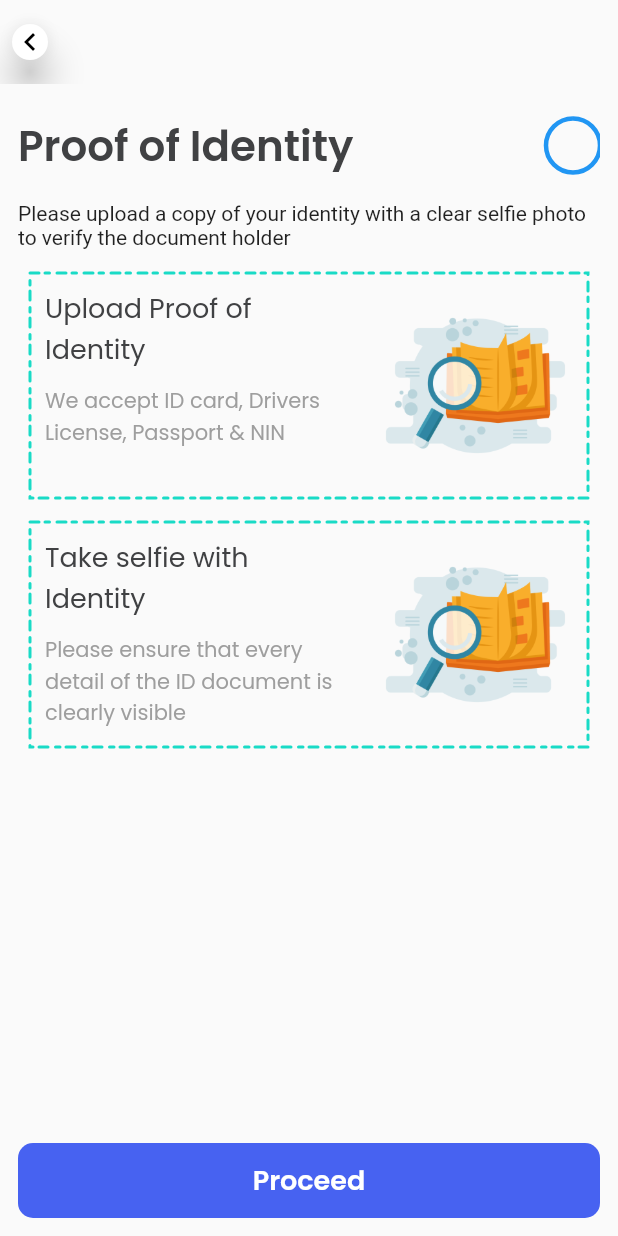
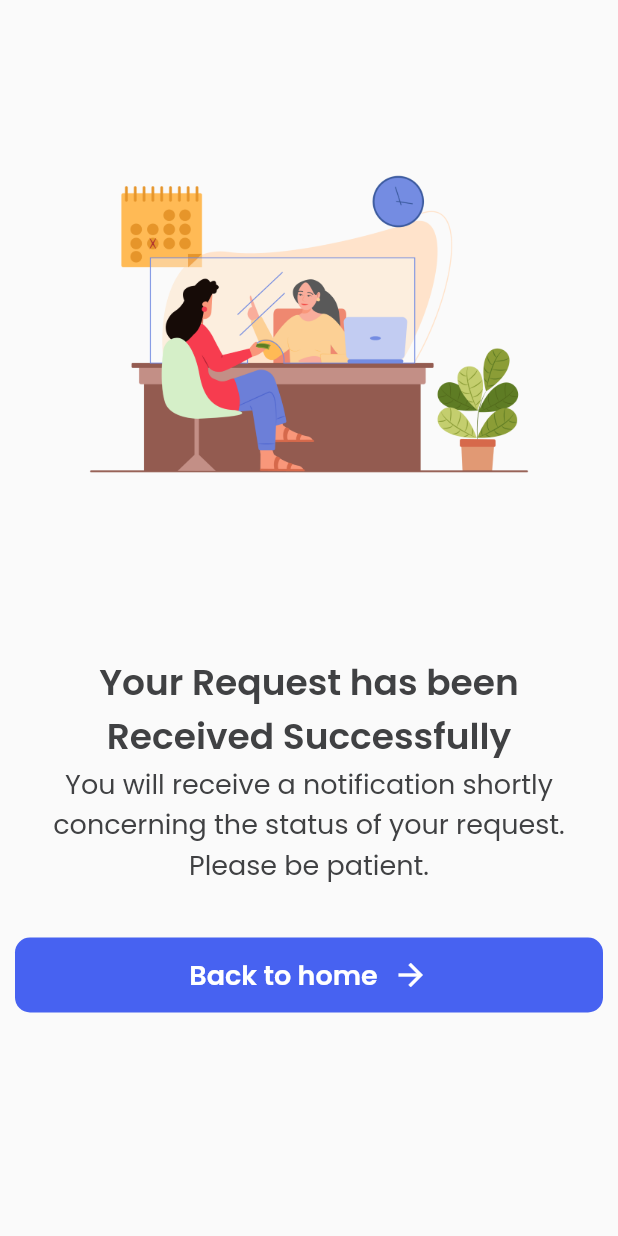
Before and after one commit to Praise650/sanlater, a Flutter app: the screen it shows after launch, on a phone screen of 412 x 824 dp. Run offline on Flutter 3.47's test engine with Material 2 defaults, Android fonts, the light colour scheme and no system bars; drawn by our look-alikes of dotted_border; our stand-ins replace flutter_hooks, font_awesome_flutter, google_fonts, mask_text_input_formatter, modal_progress_hud_nsn.

Commit message:
I have created the request_approved_screen.dart and request_received_screen.dart

```diff
--- a/lib/component/custom_button.dart
+++ b/lib/component/custom_button.dart
@@ -26,7 +26,10 @@ CustomButton({
           mainAxisAlignment: MainAxisAlignment.center,
           children: [
             Text(title, style: titleStyle,),
-            Icon(icon, color: Colors.white,),
+            Padding(
+              padding: const EdgeInsets.only(left:10.0),
+              child: Icon(icon, color: Colors.white,),
+            ),
           ],
         );
       }
--- a/lib/main.dart
+++ b/lib/main.dart
@@ -6,6 +6,8 @@ import 'package:sanlater/ui/screens/my_cart_screen.dart';
 import 'package:sanlater/ui/screens/paybills_screen.dart';
 import 'package:sanlater/ui/screens/personal_information_screen.dart';
 import 'package:sanlater/ui/screens/proof_of_identity_screen.dart';
+import 'package:sanlater/ui/screens/request_approved_screen.dart';
+import 'package:sanlater/ui/screens/request_received_screen.dart';
 import 'package:sanlater/ui/screens/verify_identity.dart';
 import 'ui/screens/onboarding.dart';
 import 'ui/screens/splash_screen.dart';
@@ -24,7 +26,7 @@ class MyApp extends StatelessWidget {
       theme: ThemeData(
         primarySwatch: Colors.blue,
       ),
-      initialRoute: ProofOfIdentity.id,
+      initialRoute: RequestReceivedScreen.id,
       // home: CounterApp(),
       routes: {
         SplashScreen.id:(context)=>SplashScreen(),
@@ -37,6 +39,8 @@ class MyApp extends StatelessWidget {
         VerifyDetailsScreen.id :(context)=>VerifyDetailsScreen(),
         PersonalInformationScreen.id : (context)=> PersonalInformationScreen(),
         ProofOfIdentity.id : (context)=> ProofOfIdentity(),
+        RequestApprovedScreen.id : (context)=> RequestApprovedScreen(),
+        RequestReceivedScreen.id : (context)=> RequestReceivedScreen(),
       },
     );
   }
--- /dev/null
+++ b/lib/ui/screens/request_received_screen.dart
@@ -0,0 +1,68 @@
+import 'package:flutter/material.dart';
+import 'package:sanlater/component/custom_button.dart';
+import 'package:sanlater/ui/screens/request_approved_screen.dart';
+import 'package:sanlater/util.dart/assets.dart';
+import 'package:sanlater/util.dart/colors.dart';
+import 'package:sanlater/util.dart/text_styles.dart';
+
+class RequestReceivedScreen extends StatelessWidget {
+  static const id = 'request_received_screen';
+  const RequestReceivedScreen({Key? key}) : super(key: key);
+
+  @override
+  Widget build(BuildContext context) {
+    return Scaffold(
+      body: Padding(
+        padding: const EdgeInsets.all(10.0),
+        child: ListView(
+          // crossAxisAlignment: CrossAxisAlignment.stretch,
+          children: [
+            Padding(
+              padding: const EdgeInsets.only(bottom: 15.0),
+              child: Container(
+                height: MediaQuery.of(context).size.height*0.5,
+                decoration: BoxDecoration(
+                    image: DecorationImage(
+                  image: AssetImage(Assets.deposit),
+                  fit: BoxFit.cover,
+                )),
+              ),
+            ),
+            Column(
+              children: [
+                Text(
+                  'Your Request has been Received Successfully',
+                  textAlign: TextAlign.center,
+                  style: sizeTwentyEightBoldBlack.copyWith(
+                      fontSize: 24, fontWeight: FontWeight.w600),
+                ),
+
+            Text(
+              'You will receive a notification shortly concerning the status of your request. Please be patient.',
+              style: sizeEighteenLightBlack,
+              textAlign: TextAlign.center,
+            ),
+              ],
+            ),
+            Padding(
+              padding: const EdgeInsets.symmetric(vertical:35.0),
+              child: CustomButton(
+                title: 'Back to home',
+                isIcon: true,
+                onPressed: () {
+                  Navigator.push(context, MaterialPageRoute(builder: (context)=>RequestApprovedScreen()));
+                },
+                buttonColor: App.appPrimary,
+                icon: Icons.arrow_forward,
+                titleStyle: sizeEighteenBoldWhite,
+                buttonShape: RoundedRectangleBorder(
+                  borderRadius: BorderRadius.circular(10),
+                ),
+              ),
+            )
+          ],
+        ),
+      ),
+    );
+  }
+}
--- a/lib/util.dart/assets.dart
+++ b/lib/util.dart/assets.dart
@@ -1,4 +1,6 @@
 class Assets{
   static const verifyScreen = 'images/verify_screen.png';
   static const kycComplete = 'images/kyc_complete.png';
+  static const deal = 'images/Deal.png';
+  static const deposit = 'images/deposit.png';
 }
```
Also changed, not shown: lib/ui/screens/request_approved_screen.dart (added, +72 -0 lines), images/Deal.png (added), images/deposit.png (added).
